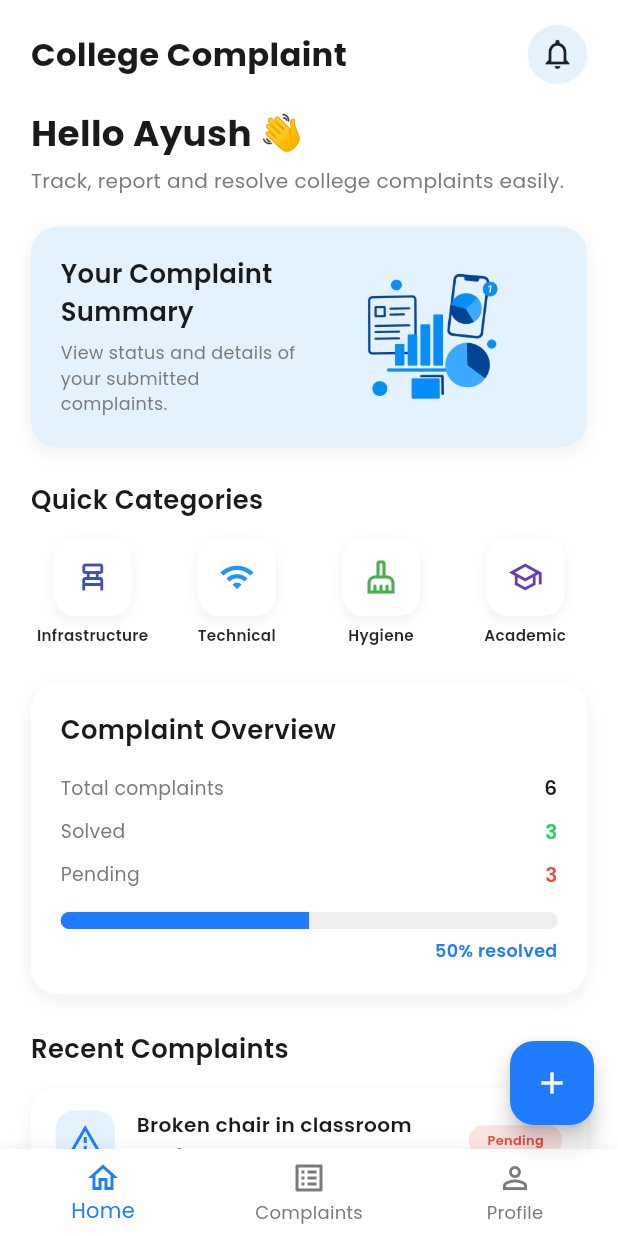
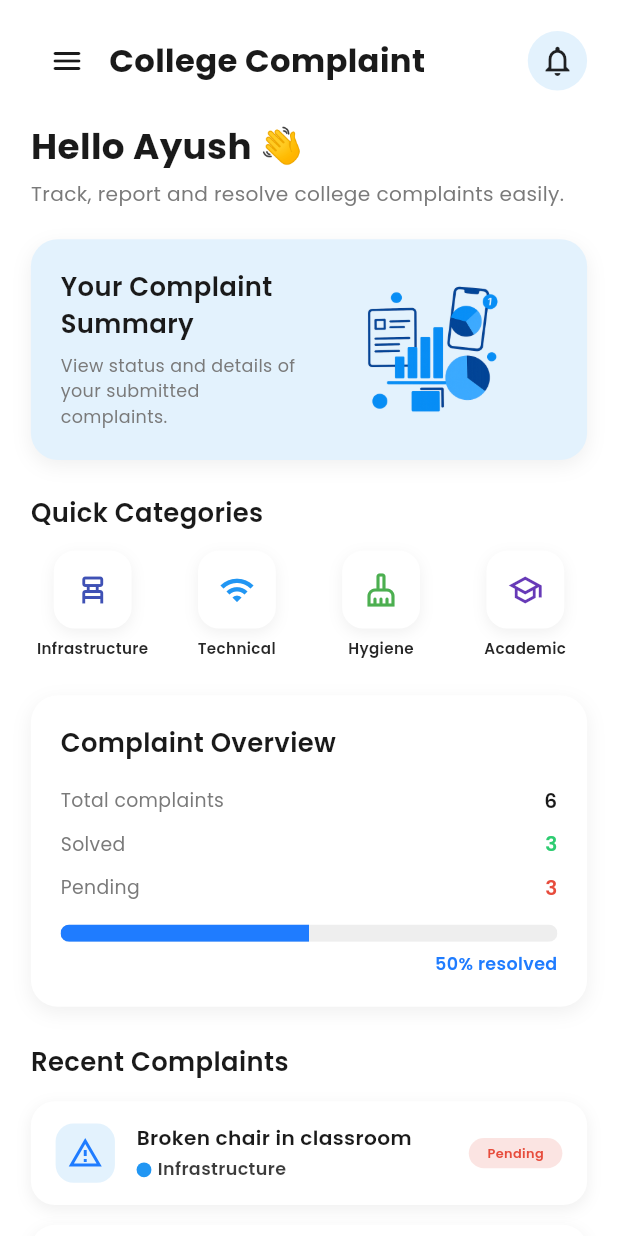
Before and after one commit to ayushkc777/complain_college, a Flutter app: the HomeScreen widget shown alone on an empty page, opened directly, on a phone screen of 412 x 824 dp. Run offline on Flutter 3.47's test engine with Material 3 defaults, Android fonts, the phone set to English and light mode, and no system bars; our stand-ins replace flutter_riverpod, flutter_svg, google_fonts, responsive_sizer; missing offline and left inert: lost_n_found.

Commit message:
Sprint 2: prep home for dashboard shell

```diff
--- a/lib/screens/home/home_screen.dart
+++ b/lib/screens/home/home_screen.dart
@@ -7,24 +7,33 @@ class HomeScreen extends StatelessWidget {
 
   @override
   Widget build(BuildContext context) {
-    return Scaffold(
-      backgroundColor: AppColors.bgWhite,
-      body: SafeArea(
-        child: SingleChildScrollView(   // <-- FIXED HERE
+    return Container(
+      color: AppColors.bgWhite,
+      child: SafeArea(
+        child: SingleChildScrollView(
           padding: EdgeInsets.symmetric(horizontal: 5.w, vertical: 2.h),
           child: Column(
             crossAxisAlignment: CrossAxisAlignment.start,
             children: [
               // Top bar
               Row(
-                mainAxisAlignment: MainAxisAlignment.spaceBetween,
                 children: [
-                  Text(
-                    "College Complaint",
-                    style: TextStyle(
+                  Builder(
+                    builder: (context) => IconButton(
+                      onPressed: () => Scaffold.of(context).openDrawer(),
+                      icon: const Icon(Icons.menu_rounded),
                       color: AppColors.textDark,
-                      fontSize: 19.sp,
-                      fontWeight: FontWeight.w700,
+                    ),
+                  ),
+                  SizedBox(width: 1.w),
+                  Expanded(
+                    child: Text(
+                      "College Complaint",
+                      style: TextStyle(
+                        color: AppColors.textDark,
+                        fontSize: 19.sp,
+                        fontWeight: FontWeight.w700,
+                      ),
                     ),
                   ),
                   CircleAvatar(
@@ -248,47 +257,6 @@ class HomeScreen extends StatelessWidget {
             ],
           ),
         ),
-      ),
-
-      floatingActionButton: FloatingActionButton(
-        backgroundColor: AppColors.primaryBlue,
-        onPressed: () {},
-        child: const Icon(Icons.add, color: Colors.white),
-      ),
-
-      bottomNavigationBar: Container(
-        decoration: BoxDecoration(
-          color: Colors.white,
-          boxShadow: [
-            BoxShadow(
-              color: Colors.black12.withOpacity(0.05),
-              blurRadius: 8,
-              offset: const Offset(0, -2),
-            )
-          ],
-        ),
-        child: BottomNavigationBar(
-          backgroundColor: Colors.white,
-          elevation: 0,
-          selectedItemColor: AppColors.primaryBlue,
-          unselectedItemColor: AppColors.textGrey,
-          showUnselectedLabels: true,
-          items: const [
-            BottomNavigationBarItem(
-              icon: Icon(Icons.home_outlined),
-              label: "Home",
-            ),
-            BottomNavigationBarItem(
-              icon: Icon(Icons.list_alt_outlined),
-              label: "Complaints",
-            ),
-            BottomNavigationBarItem(
-              icon: Icon(Icons.person_outline),
-              label: "Profile",
-            ),
-          ],
-        ),
-      ),
     );
   }
 
```
